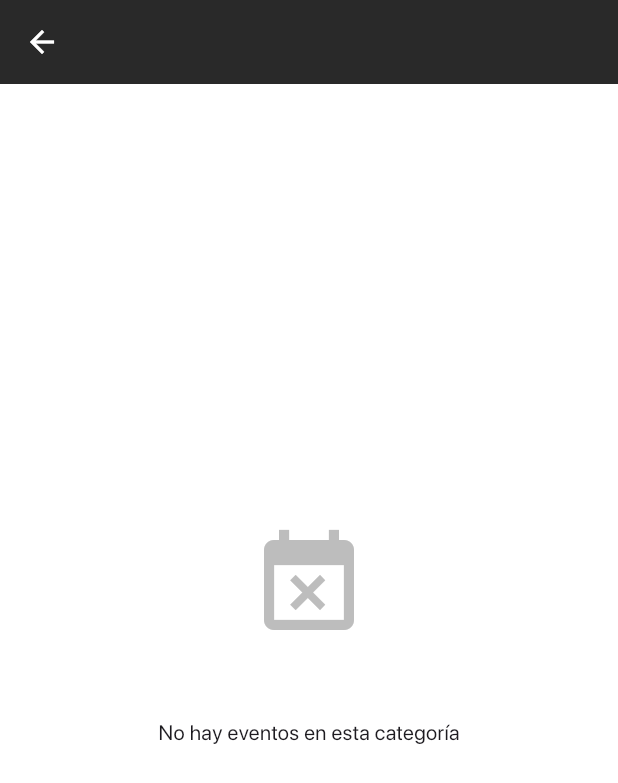
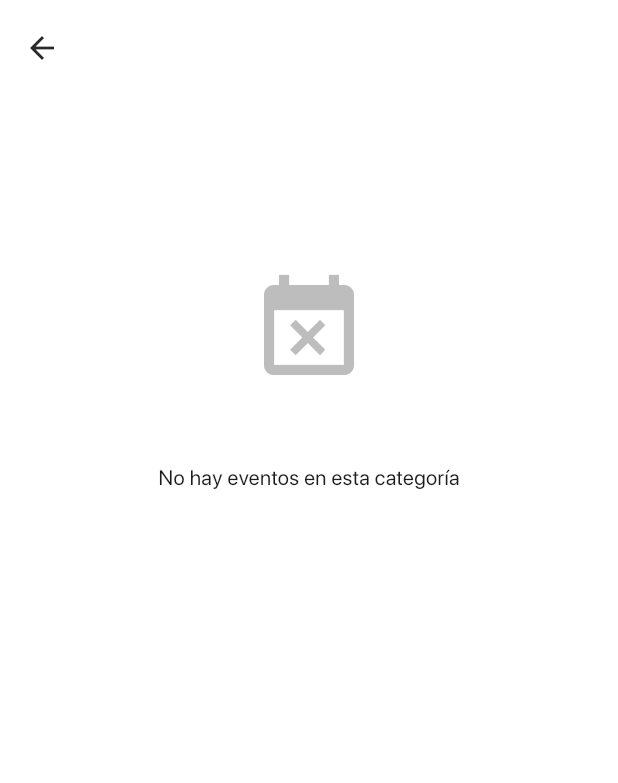
Before and after one commit to AntonyJDC/conference_app, a Flutter app: the CategoryScreen screen opened directly with empty values, on a phone screen of 412 x 824 dp. Shown: the top 783 px of the screen. Run offline on Flutter 3.47's test engine with Material 3 defaults, Android fonts, the phone set to English and light mode, and no system bars; our stand-ins replace flutter_svg, get, shared_preferences, sqflite, table_calendar, timezone; accounts and stored records are empty; project files that could hold a hidden picture were left out.

Commit message:
Refactor CategoryScreen to use SliverAppBar for improved UI and add loading/error states in event list

```diff
--- a/lib/ui/pages/category/category_screen.dart
+++ b/lib/ui/pages/category/category_screen.dart
@@ -1,3 +1,5 @@
+import 'dart:ui';
+
 import 'package:conference_app/data/models/event_model.dart';
 import 'package:flutter/material.dart';
 import 'package:get/get.dart';
@@ -10,28 +12,83 @@ class CategoryScreen extends StatelessWidget {
   @override
   Widget build(BuildContext context) {
     final String category = Get.arguments as String;
+    final theme = Theme.of(context);
 
     return Scaffold(
-      appBar: AppBar(
-        title: Text(
-          category,
-          style: const TextStyle(fontSize: 18, fontWeight: FontWeight.w600),
-        ),
-        backgroundColor: Theme.of(context).colorScheme.primary,
-      ),
       body: FutureBuilder<List<EventModel>>(
         future: GetEventsByCategoryUseCase().execute(category),
         builder: (context, snapshot) {
-          if (snapshot.connectionState == ConnectionState.waiting) {
-            return const Center(child: CircularProgressIndicator());
-          }
+          return CustomScrollView(
+            slivers: [
+              SliverAppBar.medium(
+                pinned: true,
+                backgroundColor: theme.colorScheme.surface,
+                foregroundColor: theme.colorScheme.primary,
+                centerTitle: true,
+                expandedHeight: 100,
+                flexibleSpace: LayoutBuilder(
+                  builder: (context, constraints) {
+                    final collapsedHeight =
+                        64.0 + MediaQuery.of(context).padding.top;
+                    final bool isCollapsed =
+                        constraints.maxHeight <= collapsedHeight;
 
-          if (!snapshot.hasData || snapshot.data!.isEmpty) {
-            return Center(
+                    return Stack(
+                      fit: StackFit.expand,
+                      children: [
+                        if (isCollapsed)
+                          ClipRect(
+                            child: BackdropFilter(
+                              filter:
+                                  ImageFilter.blur(sigmaX: 30.0, sigmaY: 30.0),
+                              child: Container(
+                                color: theme.colorScheme.surface
+                                    .withValues(alpha: 0.1),
+                              ),
+                            ),
+                          ),
+                        Padding(
+                          padding: EdgeInsets.only(
+                            left: isCollapsed ? 0 : 16,
+                            bottom: 10,
+                          ),
+                          child: Align(
+                            alignment: isCollapsed
+                                ? Alignment.bottomCenter
+                                : Alignment.bottomLeft,
+                            child: Text(
+                              category,
+                              style: TextStyle(
+                                fontSize: isCollapsed ? 16 : 22,
+                                fontWeight: FontWeight.bold,
+                                color: theme.colorScheme.primary,
+                              ),
+                            ),
+                          ),
+                        ),
+                      ],
+                    );
+                  },
+                ),
+              ),
+              if (snapshot.connectionState == ConnectionState.waiting)
+                const SliverToBoxAdapter(
+                  child: Padding(
+                    padding: EdgeInsets.only(top: 100),
+                    child: Center(child: CircularProgressIndicator()),
+                  ),
+                ),
+              if (snapshot.connectionState == ConnectionState.done &&
+                  (!snapshot.hasData || snapshot.data!.isEmpty))
+                SliverToBoxAdapter(
+                  child: Padding(
+                    padding: const EdgeInsets.symmetric(vertical: 80),
+                    child: Center(
                       child: Column(
                         mainAxisSize: MainAxisSize.min,
                         children: [
-                  Icon(Icons.event_busy, size: 80, color: Colors.grey.shade400),
+                          Icon(Icons.event_busy,
+                              size: 80, color: Colors.grey.shade400),
                           const SizedBox(height: 16),
                           const Padding(
                             padding: EdgeInsets.all(32),
@@ -39,19 +96,24 @@ class CategoryScreen extends StatelessWidget {
                           ),
                         ],
                       ),
+                    ),
+                  ),
+                ),
+              if (snapshot.hasData && snapshot.data!.isNotEmpty)
+                SliverList(
+                  delegate: SliverChildBuilderDelegate(
+                    (context, index) {
+                      final event = snapshot.data![index];
+                      return Padding(
+                        padding: const EdgeInsets.symmetric(
+                            horizontal: 16, vertical: 8),
+                        child: EventCard(event: event),
                       );
-          }
-
-          final filteredEvents = snapshot.data!;
-
-          return Padding(
-            padding: const EdgeInsets.all(16),
-            child: ListView.builder(
-              itemCount: filteredEvents.length,
-              itemBuilder: (context, index) {
-                return EventCard(event: filteredEvents[index]);
                     },
+                    childCount: snapshot.data!.length,
                   ),
+                ),
+            ],
           );
         },
       ),
```
Lines whose indentation alone changed are shown as unchanged.
